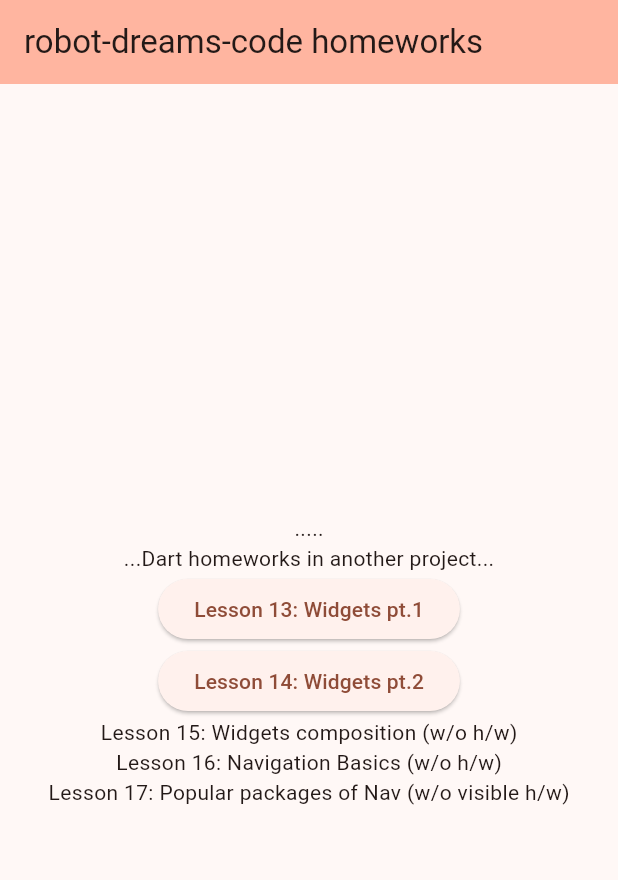
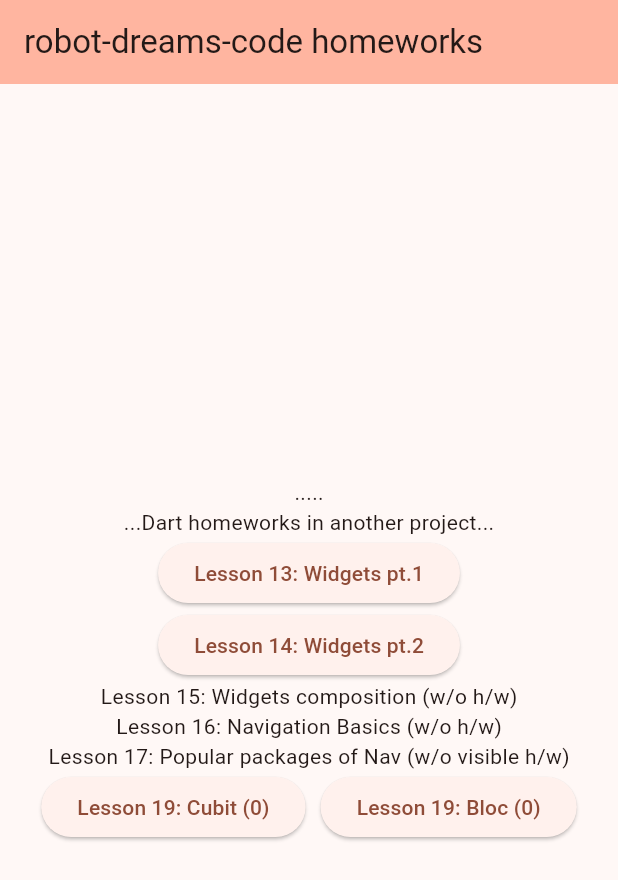
Before and after one commit to Randan/learning-flutter, a Flutter app: the screen it shows after launch, on a phone screen of 412 x 824 dp. Shown: the top 880 px of the screen. Run offline on Flutter 3.47's test engine with Material 3 defaults, Android fonts, the phone set to English and light mode, and no system bars; our stand-ins replace flutter_bloc, flutter_svg, go_router; project files that could hold a hidden picture were left out.

Commit message:
Implemented advanced state management in Lesson 19 using Bloc and Cubit patterns. Added corresponding UI screens and integrated real-time state synchronization. Updated navigation routes and dependencies for enhanced functionality. Updated CHANGELOG and README to reflect these changes.

```diff
--- /dev/null
+++ b/devtools_options.yaml
@@ -0,0 +1,3 @@
+description: This file stores settings for Dart & Flutter DevTools.
+documentation: https://docs.flutter.dev/tools/devtools/extensions#configure-extension-enablement-states
+extensions:
--- /dev/null
+++ b/lib/features/homeworks/lesson_19/bloc_task/bloc/counter_bloc.dart
@@ -0,0 +1,17 @@
+import 'package:flutter_bloc/flutter_bloc.dart';
+import 'package:learning_flutter/features/homeworks/lesson_19/bloc_task/bloc/counter_event.dart';
+import 'package:learning_flutter/features/homeworks/lesson_19/bloc_task/bloc/counter_state.dart';
+
+class CounterBloc extends Bloc<CounterEvent, CounterState> {
+  CounterBloc() : super(CounterState(counter: 0)) {
+    on<CounterIncrementEvent>(
+      (event, emit) => emit(state.copyWith(counter: state.counter + 1)),
+    );
+
+    on<CounterDecrementEvent>(
+      (event, emit) => emit(state.copyWith(counter: state.counter - 1)),
+    );
+
+    on<CounterResetEvent>((event, emit) => emit(state.copyWith(counter: 0)));
+  }
+}
--- /dev/null
+++ b/lib/features/homeworks/lesson_19/bloc_task/bloc/counter_event.dart
@@ -0,0 +1,7 @@
+class CounterEvent {}
+
+class CounterIncrementEvent extends CounterEvent {}
+
+class CounterDecrementEvent extends CounterEvent {}
+
+class CounterResetEvent extends CounterEvent {}
--- /dev/null
+++ b/lib/features/homeworks/lesson_19/bloc_task/bloc/counter_state.dart
@@ -0,0 +1,9 @@
+class CounterState {
+  CounterState({required this.counter});
+
+  final int counter;
+
+  CounterState copyWith({int? counter}) {
+    return CounterState(counter: counter ?? this.counter);
+  }
+}
--- /dev/null
+++ b/lib/features/homeworks/lesson_19/cubit_task/cubit/counter_cubit.dart
@@ -0,0 +1,18 @@
+import 'package:flutter_bloc/flutter_bloc.dart';
+import 'package:learning_flutter/features/homeworks/lesson_19/cubit_task/cubit/counter_state.dart';
+
+class CounterCubit extends Cubit<CounterCubitState> {
+  CounterCubit() : super(CounterCubitState(counter: 0));
+
+  void increment() {
+    emit(state.copyWith(counter: state.counter + 1));
+  }
+
+  void decrement() {
+    emit(state.copyWith(counter: state.counter - 1));
+  }
+
+  void reset() {
+    emit(state.copyWith(counter: 0));
+  }
+}
--- /dev/null
+++ b/lib/features/homeworks/lesson_19/cubit_task/cubit/counter_state.dart
@@ -0,0 +1,9 @@
+class CounterCubitState {
+  CounterCubitState({required this.counter});
+
+  final int counter;
+
+  CounterCubitState copyWith({int? counter}) {
+    return CounterCubitState(counter: counter ?? this.counter);
+  }
+}
--- a/lib/home_page.dart
+++ b/lib/home_page.dart
@@ -1,5 +1,8 @@
 import 'package:flutter/material.dart';
+import 'package:flutter_bloc/flutter_bloc.dart';
 import 'package:go_router/go_router.dart';
+import 'package:learning_flutter/features/homeworks/lesson_19/bloc_task/bloc/counter_bloc.dart';
+import 'package:learning_flutter/features/homeworks/lesson_19/cubit_task/cubit/counter_cubit.dart';
 import 'package:learning_flutter/router/screen_names.dart';
 
 class MyHomePage extends StatelessWidget {
@@ -7,6 +10,9 @@ class MyHomePage extends StatelessWidget {
 
   @override
   Widget build(BuildContext context) {
+    final counterCubit = context.watch<CounterCubit>().state.counter;
+    final counterBloc = context.watch<CounterBloc>().state.counter;
+
     return Scaffold(
       appBar: AppBar(
         backgroundColor: Theme.of(context).colorScheme.inversePrimary,
@@ -22,18 +28,36 @@ class MyHomePage extends StatelessWidget {
             ElevatedButton(
               child: const Text('Lesson 13: Widgets pt.1'),
               onPressed: () {
-                context.goNamed(ScreenNames.lesson_13.name);
+                context.goNamed(ScreenNames.lesson13.name);
               },
             ),
             ElevatedButton(
               child: const Text('Lesson 14: Widgets pt.2'),
               onPressed: () {
-                context.goNamed(ScreenNames.lesson_14.name);
+                context.goNamed(ScreenNames.lesson14.name);
               },
             ),
             Text('Lesson 15: Widgets composition (w/o h/w)'),
             Text('Lesson 16: Navigation Basics (w/o h/w)'),
             Text('Lesson 17: Popular packages of Nav (w/o visible h/w)'),
+            Row(
+              mainAxisAlignment: MainAxisAlignment.center,
+              spacing: 10,
+              children: [
+                ElevatedButton(
+                  child: Text('Lesson 19: Cubit ($counterCubit)'),
+                  onPressed: () {
+                    context.goNamed(ScreenNames.lesson19Cubit.name);
+                  },
+                ),
+                ElevatedButton(
+                  child: Text('Lesson 19: Bloc ($counterBloc)'),
+                  onPressed: () {
+                    context.goNamed(ScreenNames.lesson19Bloc.name);
+                  },
+                ),
+              ],
+            ),
           ],
         ),
       ),
--- a/lib/main.dart
+++ b/lib/main.dart
@@ -1,4 +1,7 @@
 import 'package:flutter/material.dart';
+import 'package:flutter_bloc/flutter_bloc.dart';
+import 'package:learning_flutter/features/homeworks/lesson_19/bloc_task/bloc/counter_bloc.dart';
+import 'package:learning_flutter/features/homeworks/lesson_19/cubit_task/cubit/counter_cubit.dart';
 import 'package:learning_flutter/router/app_router.dart';
 
 void main() {
@@ -10,13 +13,19 @@ class MyApp extends StatelessWidget {
 
   @override
   Widget build(BuildContext context) {
-    return MaterialApp.router(
-      title: 'Flutter Demo',
-      theme: ThemeData(
-        colorScheme: ColorScheme.fromSeed(seedColor: Colors.deepOrange),
+    return MultiBlocProvider(
+      providers: [
+        BlocProvider(create: (context) => CounterCubit()),
+        BlocProvider(create: (context) => CounterBloc()),
+      ],
+      child: MaterialApp.router(
+        title: 'Flutter Demo',
+        theme: ThemeData(
+          colorScheme: ColorScheme.fromSeed(seedColor: Colors.deepOrange),
+        ),
+        debugShowCheckedModeBanner: false,
+        routerConfig: appRouter,
       ),
-      debugShowCheckedModeBanner: false,
-      routerConfig: appRouter,
     );
   }
 }
--- a/lib/router/app_router.dart
+++ b/lib/router/app_router.dart
@@ -1,6 +1,8 @@
 import 'package:go_router/go_router.dart';
 import 'package:learning_flutter/features/homeworks/lesson_13/homework_13_screen.dart';
 import 'package:learning_flutter/features/homeworks/lesson_14/homework_14_screen.dart';
+import 'package:learning_flutter/features/homeworks/lesson_19/bloc_task/bloc_counter_screen.dart';
+import 'package:learning_flutter/features/homeworks/lesson_19/cubit_task/cubit_counter_screen.dart';
 import 'package:learning_flutter/home_page.dart';
 import 'package:learning_flutter/router/screen_names.dart';
 
@@ -12,13 +14,23 @@ final appRouter = GoRouter(
       routes: <RouteBase>[
         GoRoute(
           path: 'lesson_13',
-          name: ScreenNames.lesson_13.name,
+          name: ScreenNames.lesson13.name,
           builder: (context, state) => const Lesson13(),
         ),
         GoRoute(
           path: 'lesson_14',
-          name: ScreenNames.lesson_14.name,
+          name: ScreenNames.lesson14.name,
           builder: (context, state) => const Lesson14(),
+        ),
+        GoRoute(
+          path: 'lesson_19_bloc',
+          name: ScreenNames.lesson19Bloc.name,
+          builder: (context, state) => const BlocCounterScreen(),
+        ),
+        GoRoute(
+          path: 'lesson_19_cubit',
+          name: ScreenNames.lesson19Cubit.name,
+          builder: (context, state) => const CubitCounterScreen(),
         ),
       ],
     ),
--- a/lib/router/screen_names.dart
+++ b/lib/router/screen_names.dart
@@ -1 +1 @@
-enum ScreenNames { lesson_13, lesson_14 }
+enum ScreenNames { lesson13, lesson14, lesson19Bloc, lesson19Cubit }
--- a/pubspec.yaml
+++ b/pubspec.yaml
@@ -36,6 +36,7 @@ dependencies:
   cupertino_icons: ^1.0.8
   flutter_svg: ^2.2.0
   go_router: ^16.0.0
+  flutter_bloc: ^9.1.1
 
 dev_dependencies:
   flutter_test:
```
Also changed, not shown: lib/features/homeworks/lesson_19/bloc_task/bloc_counter_screen.dart (added, +48 -0 lines), lib/features/homeworks/lesson_19/cubit_task/cubit_counter_screen.dart (added, +44 -0 lines), pubspec.lock, 3 other files.
